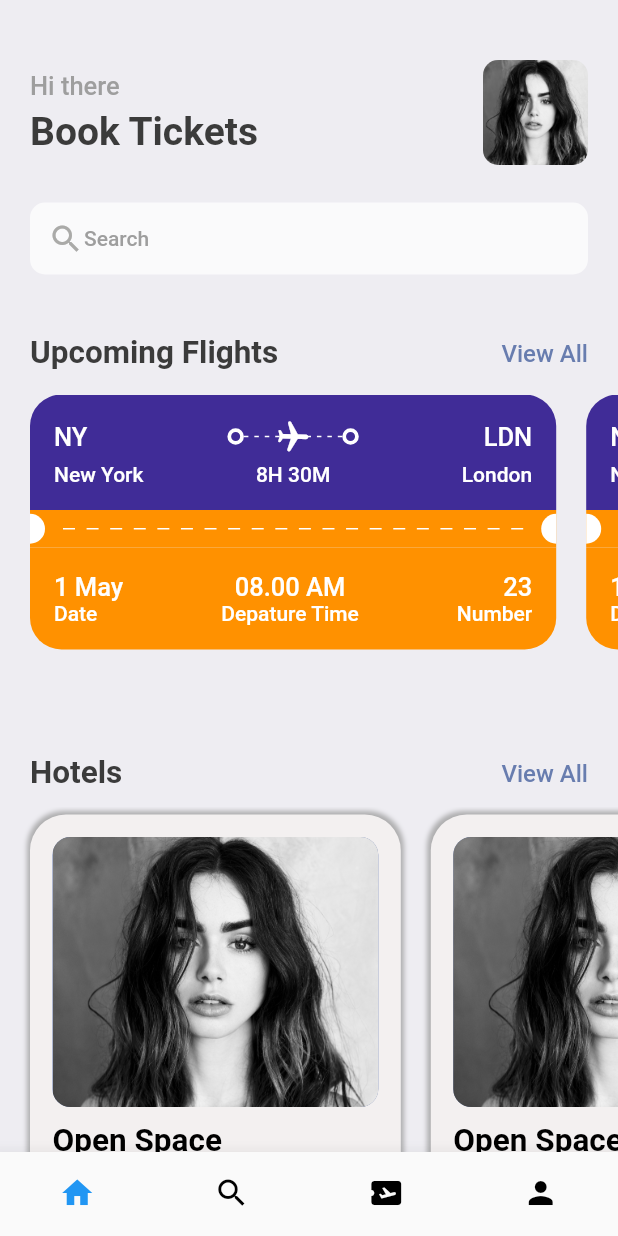
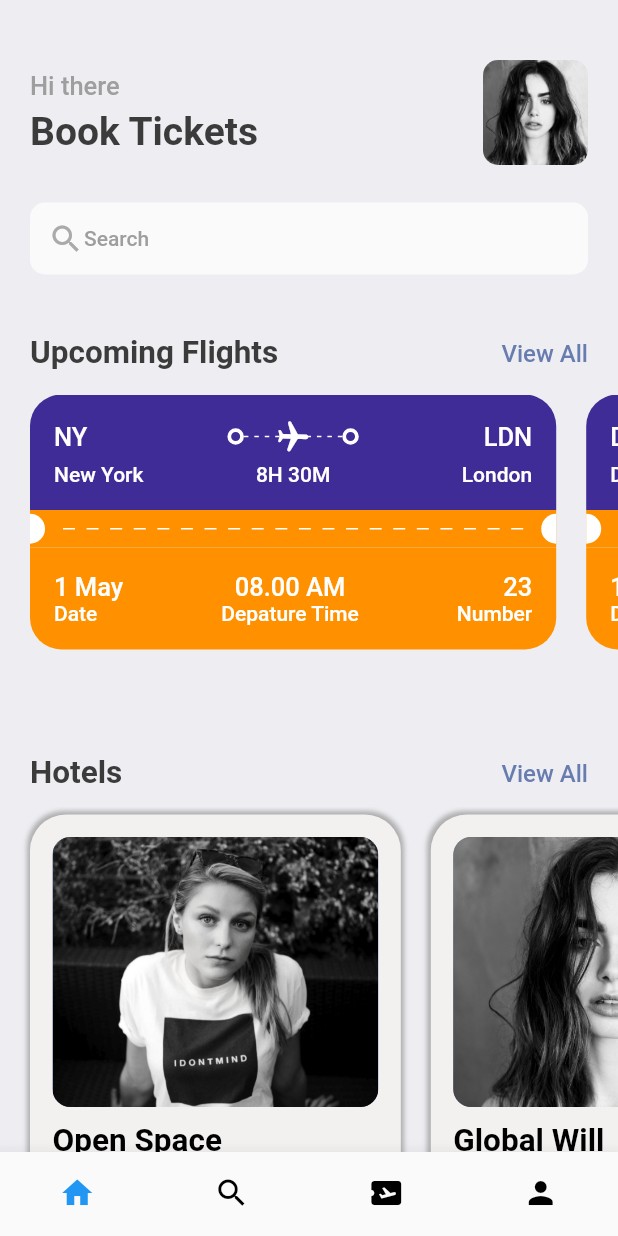
Before and after one commit to kvu-kuruppu/ticket_book, a Flutter app: the screen it shows after launch, on a phone screen of 412 x 824 dp. Run offline on Flutter 3.47's test engine with Material 2 defaults, Android fonts, the phone set to English and light mode, and no system bars; our stand-ins replace get.

Commit message:
added list of maps to home screen contents

```diff
--- a/lib/screens/home_screen.dart
+++ b/lib/screens/home_screen.dart
@@ -5,6 +5,7 @@ import 'package:flutter/src/foundation/key.dart';
 import 'package:flutter/src/widgets/framework.dart';
 import 'package:ticket_book/screens/hotel_screens.dart';
 import 'package:ticket_book/screens/ticket_view.dart';
+import 'package:ticket_book/utils/app_info_list.dart';
 import 'package:ticket_book/utils/app_styles.dart';
 
 class HomeScreen extends StatelessWidget {
@@ -90,10 +91,8 @@ class HomeScreen extends StatelessWidget {
             scrollDirection: Axis.horizontal,
             padding: const EdgeInsets.only(right: 20),
             child: Row(
-              children: [
-                TicketView(),
-                TicketView(),
-              ],
+              children:
+                  ticketList.map((ticket) => TicketView(ticket: ticket)).toList(),
             ),
           ),
           SizedBox(height: 40),
@@ -119,12 +118,8 @@ class HomeScreen extends StatelessWidget {
             scrollDirection: Axis.horizontal,
             padding: const EdgeInsets.only(right: 20),
             child: Row(
-              children: [
-                HotelScreens(),
-                HotelScreens(),
-                HotelScreens(),
-                HotelScreens(),
-              ],
+              children:
+                  hotelList.map((hotel) => HotelScreens(hotel: hotel)).toList(),
             ),
           ),
         ],
--- a/lib/screens/hotel_screens.dart
+++ b/lib/screens/hotel_screens.dart
@@ -3,15 +3,18 @@ import 'package:ticket_book/utils/app_layout.dart';
 import 'package:ticket_book/utils/app_styles.dart';
 
 class HotelScreens extends StatelessWidget {
-  const HotelScreens({Key? key}) : super(key: key);
+  final Map<String, dynamic> hotel;
+  const HotelScreens({Key? key, required this.hotel}) : super(key: key);
 
   @override
   Widget build(BuildContext context) {
+    print('Price of hotel ${hotel['place']} is ${hotel['price']}\$');
     final size = AppLayout.getsize(context);
     return Container(
       width: size.width*0.6,
-      height: 350,
-      padding: const EdgeInsets.symmetric(vertical: 15, horizontal: 15),
+      height: AppLayout.getHeight(320),
+      padding: const EdgeInsets.symmetric(vertical: 15, horizontal: 15
+      ),
       margin: const EdgeInsets.only(left: 20, top: 5, bottom: 20),
       decoration: BoxDecoration(
         color: Color.fromARGB(255, 243, 240, 240),
@@ -28,29 +31,29 @@ class HotelScreens extends StatelessWidget {
         crossAxisAlignment: CrossAxisAlignment.start,
         children: [
           Container(
-            height: 180,
+            height: AppLayout.getHeight(180),
             decoration: BoxDecoration(
               borderRadius: BorderRadius.circular(12),
               color: Styles.primaryColor,
               image: DecorationImage(
                 fit: BoxFit.cover,
-                image: AssetImage('assets/1002204.jpg'),
+                image: AssetImage('assets/${hotel['image']}'),
               ),
             ),
           ),
           SizedBox(height: 10),
           Text(
-            'Open Space',
+            '${hotel['place']}',
             style: Styles.header2.copyWith(color: Colors.black),
           ),
           SizedBox(height: 5),
           Text(
-            'London',
+            '${hotel['destination']}',
             style: Styles.header3.copyWith(color: Colors.black),
           ),
           SizedBox(height: 8),
           Text(
-            '\$40/night',
+            '\$${hotel['price']}/night',
             style: Styles.header1.copyWith(color: Colors.black),
           ),
         ],
--- a/lib/screens/ticket_view.dart
+++ b/lib/screens/ticket_view.dart
@@ -8,16 +8,17 @@ import 'package:ticket_book/utils/app_styles.dart';
 import 'package:ticket_book/widgets/thick_container.dart';
 
 class TicketView extends StatelessWidget {
-  const TicketView({Key? key}) : super(key: key);
+  final Map<String, dynamic> ticket;
+  const TicketView({Key? key, required this.ticket}) : super(key: key);
 
   @override
   Widget build(BuildContext context) {
     final size = AppLayout.getsize(context);
     return SizedBox(
       width: size.width*0.9,
-      height: 200,
+      height: AppLayout.getHeight(200),
       child: Container(
-        margin: const EdgeInsets.only(left: 20),
+        margin: EdgeInsets.only(left: AppLayout.getHeight(20)),
         child: Column(
           mainAxisSize: MainAxisSize.min,
           children: [
@@ -26,17 +27,17 @@ class TicketView extends StatelessWidget {
               decoration: BoxDecoration(
                   color: Color.fromARGB(255, 64, 44, 151),
                   borderRadius: BorderRadius.only(
-                      topLeft: Radius.circular(21),
-                      topRight: Radius.circular(21))),
-              padding: EdgeInsets.all(16),
+                      topLeft: Radius.circular(AppLayout.getHeight(21)),
+                      topRight: Radius.circular(AppLayout.getHeight(21)))),
+              padding: EdgeInsets.all(AppLayout.getHeight(16)),
               child: Column(
                 children: [
                   Row(
                     children: [
                       SizedBox(
-                        width: 50,
+                        width: AppLayout.getWidth(50),
                         child: Text(
-                          'NY',
+                          '${ticket['from']['code']}',
                           style: Styles.header3.copyWith(color: Colors.white),
                         ),
                       ),
@@ -46,7 +47,7 @@ class TicketView extends StatelessWidget {
                         child: Stack(
                           children: [
                             SizedBox(
-                              height: 24,
+                              height: AppLayout.getHeight(24),
                               child: LayoutBuilder(builder:
                                   (BuildContext context,
                                       BoxConstraints constraints) {
@@ -85,9 +86,9 @@ class TicketView extends StatelessWidget {
                       ThichContainer(),
                       const Spacer(),
                       SizedBox(
-                        width: 50,
+                        width: AppLayout.getWidth(50),
                         child: Text(
-                          'LDN',
+                          '${ticket['to']['code']}',
                           textAlign: TextAlign.end,
                           style: Styles.header3.copyWith(color: Colors.white),
                         ),
@@ -99,21 +100,21 @@ class TicketView extends StatelessWidget {
                     mainAxisAlignment: MainAxisAlignment.spaceBetween,
                     children: [
                       SizedBox(
-                        width: 100,
+                        width: AppLayout.getWidth(100),
                         child: Text(
-                          'New York',
+                          '${ticket['from']['name']}',
                           style: Styles.header4.copyWith(color: Colors.white),
                         ),
                       ),
                       Text(
-                        '8H 30M',
+                        '${ticket['flying time']}',
                         textAlign: TextAlign.center,
                         style: Styles.header4.copyWith(color: Colors.white),
                       ),
                       SizedBox(
-                        width: 100,
+                        width: AppLayout.getWidth(100),
                         child: Text(
-                          'London',
+                          '${ticket['to']['name']}',
                           textAlign: TextAlign.end,
                           style: Styles.header4.copyWith(color: Colors.white),
                         ),
@@ -129,14 +130,14 @@ class TicketView extends StatelessWidget {
               child: Row(
                 children: [
                   SizedBox(
-                    height: 20,
-                    width: 10,
+                    height: AppLayout.getHeight(20),
+                    width: AppLayout.getWidth(10),
                     child: DecoratedBox(
                       decoration: BoxDecoration(
                         color: Colors.white,
                         borderRadius: BorderRadius.only(
-                          topRight: Radius.circular(20),
-                          bottomRight: Radius.circular(20),
+                          topRight: Radius.circular(AppLayout.getHeight(20)),
+                          bottomRight: Radius.circular(AppLayout.getHeight(20)),
                         ),
                       ),
                     ),
@@ -164,14 +165,14 @@ class TicketView extends StatelessWidget {
                     ),
                   ),
                   SizedBox(
-                    height: 20,
-                    width: 10,
+                    height: AppLayout.getHeight(20),
+                    width: AppLayout.getWidth(10),
                     child: DecoratedBox(
                       decoration: BoxDecoration(
                         color: Colors.white,
                         borderRadius: BorderRadius.only(
-                          topLeft: Radius.circular(20),
-                          bottomLeft: Radius.circular(20),
+                          topLeft: Radius.circular(AppLayout.getHeight(20)),
+                          bottomLeft: Radius.circular(AppLayout.getHeight(20)),
                         ),
                       ),
                     ),
@@ -184,8 +185,8 @@ class TicketView extends StatelessWidget {
               decoration: BoxDecoration(
                   color: Styles.orangeColor,
                   borderRadius: BorderRadius.only(
-                      bottomLeft: Radius.circular(21),
-                      bottomRight: Radius.circular(21))),
+                      bottomLeft: Radius.circular(AppLayout.getHeight(21)),
+                      bottomRight: Radius.circular(AppLayout.getHeight(21)))),
               padding: EdgeInsets.all(16),
               child: Column(
                 children: [
@@ -196,10 +197,10 @@ class TicketView extends StatelessWidget {
                         crossAxisAlignment: CrossAxisAlignment.start,
                         children: [
                           Text(
-                            '1 May',
+                            '${ticket['date']}',
                             style: Styles.header3.copyWith(color: Colors.white),
                           ),
-                          SizedBox(width: 5),
+                          SizedBox(width: AppLayout.getWidth(5)),
                           Text(
                             'Date',
                             style: Styles.header4.copyWith(color: Colors.white),
@@ -210,10 +211,10 @@ class TicketView extends StatelessWidget {
                         crossAxisAlignment: CrossAxisAlignment.center,
                         children: [
                           Text(
-                            '08.00 AM',
+                            '${ticket['depature time']}',
                             style: Styles.header3.copyWith(color: Colors.white),
                           ),
-                          SizedBox(width: 5),
+                          SizedBox(width: AppLayout.getWidth(5)),
                           Text(
                             'Depature Time',
                             textAlign: TextAlign.end,
@@ -225,10 +226,10 @@ class TicketView extends StatelessWidget {
                         crossAxisAlignment: CrossAxisAlignment.end,
                         children: [
                           Text(
-                            '23',
+                            '${ticket['number']}',
                             style: Styles.header3.copyWith(color: Colors.white),
                           ),
-                          SizedBox(width: 5),
+                          SizedBox(width: AppLayout.getWidth(5)),
                           Text(
                             'Number',
                             textAlign: TextAlign.end,
--- /dev/null
+++ b/lib/utils/app_info_list.dart
@@ -0,0 +1,51 @@
+List<Map<String, dynamic>> hotelList = [
+  {
+    'image': '882117.jpg',
+    'place': 'Open Space',
+    'destination': 'London',
+    'price': 25
+  },
+  {
+    'image': '1002204.jpg',
+    'place': 'Global Will',
+    'destination': 'London',
+    'price': 40
+  },
+  {
+    'image': 'naomi-scott-2.jpg',
+    'place': 'Tallest Building',
+    'destination': 'London',
+    'price': 68
+  },
+];
+
+List<Map<String, dynamic>> ticketList = [
+  {
+    'from': {
+      'code': 'NY',
+      'name': 'New York'
+    },
+    'to': {
+      'code': 'LDN',
+      'name': 'London'
+    },
+    'flying time': '8H 30M',
+    'date': '1 May',
+    'depature time': '08.00 AM',
+    'number': 23,
+  },
+  {
+    'from': {
+      'code': 'DK',
+      'name': 'Dhaka'
+    },
+    'to': {
+      'code': 'SH',
+      'name': 'Shanghai'
+    },
+    'flying time': '4H 20M',
+    'date': '1 May',
+    'depature time': '09.00 AM',
+    'number': 45,
+  },
+];
--- a/lib/utils/app_layout.dart
+++ b/lib/utils/app_layout.dart
@@ -1,7 +1,26 @@
 import 'package:flutter/cupertino.dart';
+import 'package:get/get.dart';
 
 class AppLayout {
   static getsize(BuildContext context) {
     return MediaQuery.of(context).size;
   }
+
+  static getScreenHeight() {
+    return Get.height;
+  }
+
+  static getScreenWidth() {
+    return Get.width;
+  }
+
+  static getHeight(double pixels) {
+    double x = getScreenHeight()/pixels;
+    return getScreenHeight()/x;
+  }
+
+  static getWidth(double pixels) {
+    double x = getScreenWidth()/pixels;
+    return getScreenWidth()/x;
+  }
 }
--- a/pubspec.yaml
+++ b/pubspec.yaml
@@ -29,6 +29,8 @@ environment:
 dependencies:
   flutter:
     sdk: flutter
+
+  get:
 
 
   # The following adds the Cupertino Icons font to your application.
```
Also changed, not shown: assets/882117.jpg (added), assets/naomi-scott-2.jpg (added), pubspec.lock.
